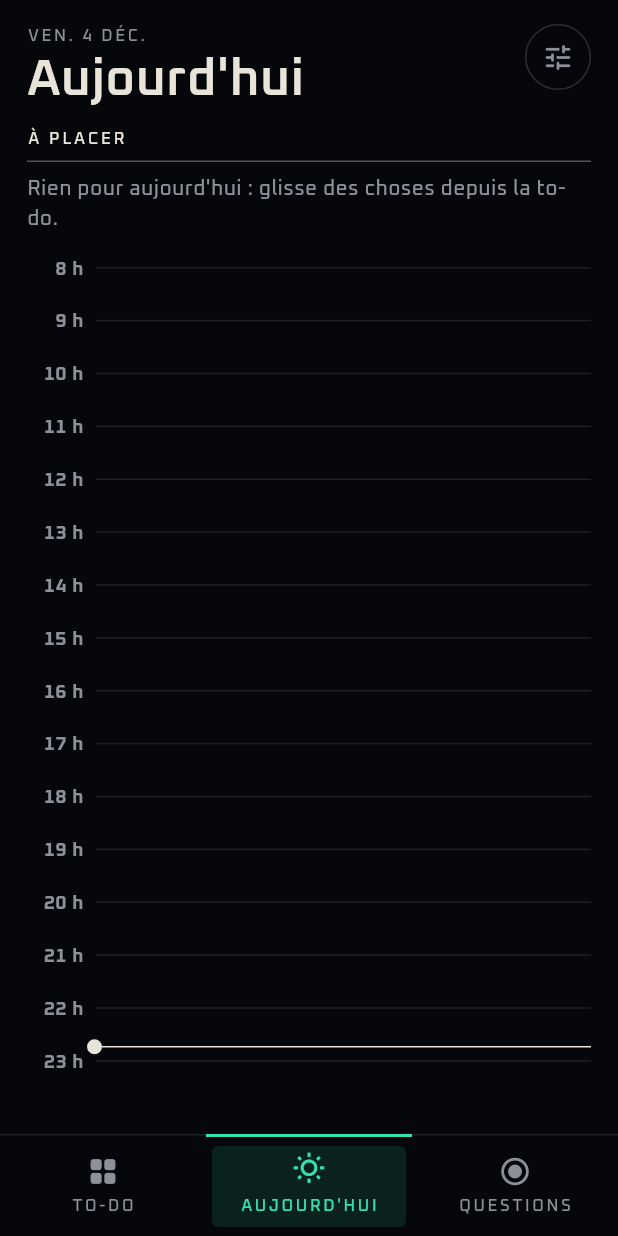
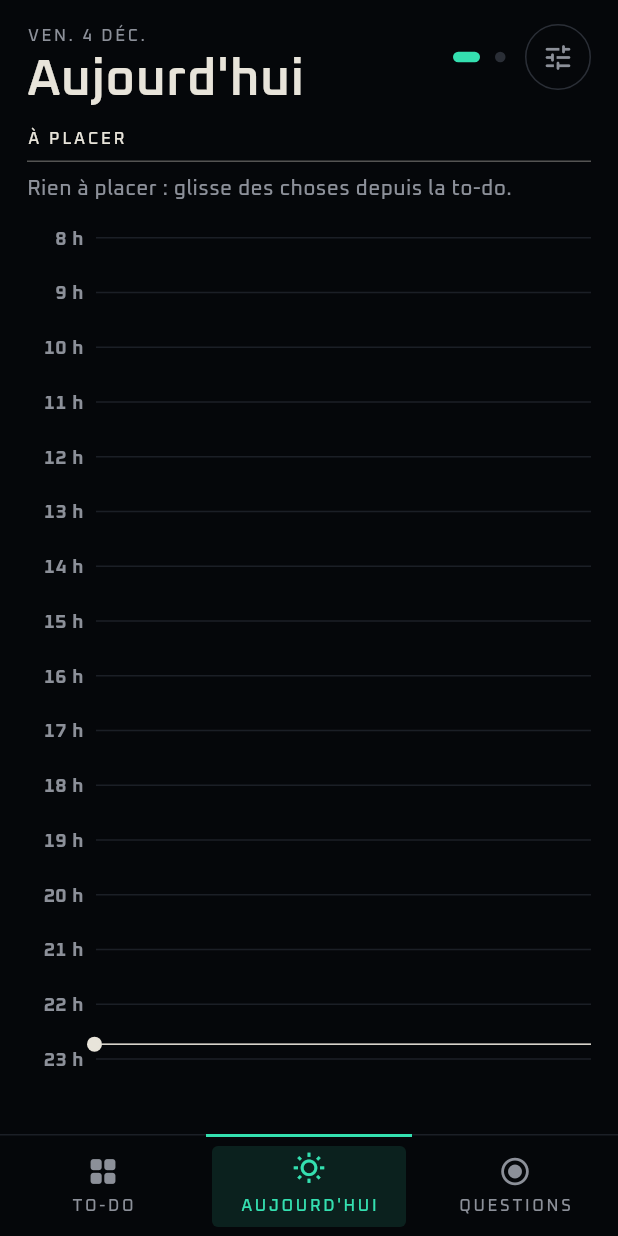
Before and after one commit to dulionpaul-ai/ouinon, a Flutter app: the screen it shows after launch, on a phone screen of 412 x 824 dp. Run offline on Flutter 3.47's test engine with Material 3 defaults, Android fonts, the phone set to English and light mode, and no system bars; our stand-ins replace fl_chart, flutter_local_notifications, shared_preferences, speech_to_text, sqflite, timezone; accounts and stored records are empty.

Commit message:
Aujourd'hui : glisser vers demain pour l'organiser ; « Caser pour moi » retiré (1.0.0+34)
Co-Authored-By: Claude Opus 5.5 <noreply@anthropic.com>
Claude-Session: https://claude.ai/code/session_01JgPcsm1XKxjimSmv3GHsnS

```diff
--- a/lib/screens/accueil_screen.dart
+++ b/lib/screens/accueil_screen.dart
@@ -154,7 +154,11 @@ class _AccueilScreenState extends State<AccueilScreen>
     final jour = jourDe(widget.maintenant());
     final liste = await base.liste();
     final taches = await base.tachesDu(jour);
-    final placees = {for (final t in taches) t.listeId};
+    // Placée aujourd'hui ou déjà demain : elle n'attend plus.
+    final placees = {
+      for (final t in taches) t.listeId,
+      ...(await base.placees(jour)).keys,
+    };
     final n =
         taches.where((t) => t.etat == null).length +
         liste
--- a/lib/screens/journee_screen.dart
+++ b/lib/screens/journee_screen.dart
@@ -20,10 +20,12 @@ import 'reglages_screen.dart';
 /// Onglet 2, Aujourd'hui (maquette validée par Paul le 28/10/2026), en
 /// vert d'eau : en haut, ce qui est arrivé de la to-do et reste « à
 /// placer » ; en dessous, le planning de la journée, en entier dans
-/// l'écran (jamais de défilement).
+/// l'écran (jamais de défilement). On glisse vers la gauche pour passer
+/// à demain et l'organiser déjà (Paul, 28/10/2026) ; « À placer » est
+/// le même bac pour les deux jours.
 ///
-/// - Toucher une chose à placer la case au premier moment libre ; on peut
-///   aussi la glisser sur une heure. « Caser pour moi » case tout.
+/// - Toucher une chose à placer la case au premier moment libre de ce
+///   jour-là ; on peut aussi la glisser sur une heure.
 /// - Le rond à gauche d'un bloc : un toucher « fait » (coche vert d'eau),
 ///   un autre « pas fait » (croix orange), un autre « sans réponse » ;
 ///   toucher le reste du bloc ouvre sa fiche.
@@ -50,7 +52,65 @@ class JourneeScreen extends StatefulWidget {
 }
 
 class _JourneeScreenState extends State<JourneeScreen> {
+  final _pages = PageController();
+  int _page = 0;
+
+  @override
+  void dispose() {
+    _pages.dispose();
+    super.dispose();
+  }
+
+  @override
+  Widget build(BuildContext context) => PageView(
+    controller: _pages,
+    onPageChanged: (p) => setState(() => _page = p),
+    children: [
+      for (final decalage in [0, 1])
+        _PageJour(
+          key: ValueKey('jour-$decalage'),
+          base: widget.base,
+          maintenant: widget.maintenant,
+          decalage: decalage,
+          page: _page,
+          onPage: (p) => _pages.animateToPage(
+            p,
+            duration: const Duration(milliseconds: 350),
+            curve: Curves.easeOutCubic,
+          ),
+        ),
+    ],
+  );
+}
+
+/// Une page : aujourd'hui ([decalage] 0) ou demain (1).
+class _PageJour extends StatefulWidget {
+  final Base base;
+  final DateTime Function() maintenant;
+  final int decalage;
+
+  /// La page montrée, et comment en changer (les deux points du haut).
+  final int page;
+  final ValueChanged<int> onPage;
+
+  const _PageJour({
+    super.key,
+    required this.base,
+    required this.maintenant,
+    required this.decalage,
+    required this.page,
+    required this.onPage,
+  });
+
+  @override
+  State<_PageJour> createState() => _PageJourState();
+}
+
+class _PageJourState extends State<_PageJour> {
   List<AFaire> _liste = const [];
+
+  /// Les choses de la to-do déjà placées, aujourd'hui ou demain.
+  Set<int> _placees = const {};
   List<Tache> _taches = const [];
   List<Creneau> _creneaux = const [];
   ({int debut, int fin}) _journee = (
@@ -58,7 +118,8 @@ class _JourneeScreenState extends State<JourneeScreen> {
     fin: Preferences.finJourneeParDefaut,
   );
 
-  DateTime get _jour => jourDe(widget.maintenant());
+  DateTime get _aujourdhui => jourDe(widget.maintenant());
+  DateTime get _jour => ajouteJours(_aujourdhui, widget.decalage);
 
   @override
   void initState() {
@@ -75,22 +136,29 @@ class _JourneeScreenState extends State<JourneeScreen> {
 
   Future<void> _recharge() async {
     final liste = await widget.base.liste();
+    final placees = await widget.base.placees(_aujourdhui);
     final taches = await widget.base.tachesDu(_jour);
     final creneaux = await widget.base.creneauxDu(_jour);
     final journee = await Preferences.journee();
     if (!mounted) return;
     setState(() {
       _liste = liste;
+      _placees = placees.keys.toSet();
       _taches = taches;
       _creneaux = creneaux;
       _journee = journee;
     });
   }
 
-  /// Arrivé de la to-do, pas encore à une heure.
+  /// Arrivé de la to-do (pour aujourd'hui ou plus tard), pas encore à
+  /// une heure, ni aujourd'hui ni demain : le même bac sur les deux pages.
   List<AFaire> get _aPlacer => [
     for (final a in ordreDePlacement(_liste, _jour, avecJamais: true))
-      if (a.choisiePour == _jour && !_taches.any((t) => t.listeId == a.id)) a,
+      if (a.choisiePour != null &&
+          !a.choisiePour!.isBefore(_aujourdhui) &&
+          !_placees.contains(a.id) &&
+          !_taches.any((t) => t.listeId == a.id))
+        a,
   ];
 
   Tache _tache(AFaire a, int debut) => Tache(
@@ -131,55 +199,14 @@ class _JourneeScreenState extends State<JourneeScreen> {
       );
       debut = p.placees.isNotEmpty
           ? p.placees.first.debut
+          : widget.decalage > 0
+          ? _journee.debut
           : (((now.hour * 60 + now.minute) + 14) ~/ 15 * 15).clamp(
               0,
               24 * 60 - 15,
             );
     }
     await _pose(a, debut);
-  }
-
-  /// « Caser pour moi » : les heures imposées d'abord, puis le reste au
-  /// premier moment libre ; dit ce qui ne rentre pas.
-  Future<void> _caseTout() async {
-    final aPlacer = _aPlacer;
-    final posees = <Tache>[];
-    for (final a in aPlacer) {
-      if (a.heure != null) {
-        posees.add(await widget.base.enregistreTache(_tache(a, a.heure!)));
-      }
-    }
-    final taches = await widget.base.tachesDu(_jour);
-    final p = remplitJournee(
-      jour: _jour,
-      prevues: taches,
-      aPlacer: [
-        for (final a in aPlacer)
-          if (a.heure == null) a,
-      ],
-      debutJournee: _journee.debut,
-      finJournee: _journee.fin,
-      maintenant: widget.maintenant(),
-      creneaux: _creneaux,
-      avecJamais: true,
-    );
-    for (final t in p.placees) {
-      posees.add(await widget.base.enregistreTache(t));
-    }
-    if (!mounted) return;
-    annonce(
-      context,
-      p.horsJournee.isEmpty
-          ? 'Journée casée'
-          : 'Ne rentre pas : ${p.horsJournee.map((a) => a.texte).join(', ')}',
-      annuler: posees.isEmpty
-          ? null
-          : () async {
-              for (final t in posees) {
-                await widget.base.supprimeTache(t.id!);
-              }
-            },
-    );
   }
 
   /// Le rond d'un bloc, à chaque toucher : fait, puis pas fait, puis
@@ -286,8 +313,9 @@ class _JourneeScreenState extends State<JourneeScreen> {
                     ? dateCourte(_jour)
                     : '${dateCourte(_jour)} · $nbReste à faire · '
                           '${dureeFr(resteMin)}',
-                titre: 'Aujourd\'hui',
+                titre: widget.decalage == 0 ? 'Aujourd\'hui' : 'Demain',
                 actions: [
+                  _Points(page: widget.page, onPage: widget.onPage),
                   BoutonRond(
                     icone: Icons.tune_rounded,
                     aide: 'Réglages et stats',
@@ -328,8 +356,8 @@ class _JourneeScreenState extends State<JourneeScreen> {
                         child: aPlacer.isEmpty
                             ? Text(
                                 _taches.isEmpty
-                                    ? 'Rien pour aujourd\'hui : glisse des '
-                                          'choses depuis la to-do.'
+                                    ? 'Rien à placer : glisse des choses '
+                                          'depuis la to-do.'
                                     : 'Tout est casé.',
                                 style: TextStyle(color: t.doux, fontSize: 14),
                               )
@@ -345,7 +373,6 @@ class _JourneeScreenState extends State<JourneeScreen> {
                                         onTap: () => _case(a),
                                       ),
                                     ),
-                                  _BoutonCaser(onTap: _caseTout),
                                 ],
                               ),
                       ),
@@ -369,7 +396,9 @@ class _JourneeScreenState extends State<JourneeScreen> {
                           heureDebut: heureDebut,
                           heureFin: heureFin,
                           heure: h,
-                          maintenant: now.hour * 60 + now.minute,
+                          maintenant: widget.decalage == 0
+                              ? now.hour * 60 + now.minute
+                              : null,
                           onPoseAFaire: _pose,
                           onDeplace: (tache, debut) => widget.base
                               .enregistreTache(tache.copie(debut: debut)),
@@ -444,43 +473,46 @@ class _Puce extends StatelessWidget {
   }
 }
 
-class _BoutonCaser extends StatelessWidget {
-  final VoidCallback onTap;
+/// Deux points en haut : aujourd'hui, demain. Le point plein est la page
+/// montrée ; toucher l'autre y va (on peut aussi glisser).
+class _Points extends StatelessWidget {
+  final int page;
+  final ValueChanged<int> onPage;
 
-  const _BoutonCaser({required this.onTap});
+  const _Points({required this.page, required this.onPage});
 
   @override
   Widget build(BuildContext context) {
     final t = Teintes.de(context);
-    return Semantics(
-      button: true,
-      child: GestureDetector(
-        key: const ValueKey('caser-pour-moi'),
-        onTap: onTap,
-        child: Container(
-          height: 40,
-          padding: const EdgeInsets.symmetric(horizontal: 12),
-          decoration: BoxDecoration(
-            color: t.accent.withValues(alpha: 0.14),
-            border: Border.all(color: t.accent),
-            borderRadius: BorderRadius.circular(20),
-          ),
-          child: Row(
-            mainAxisSize: MainAxisSize.min,
-            children: [
-              Icon(Icons.auto_awesome_rounded, size: 16, color: t.accent),
-              const SizedBox(width: 6),
-              Text(
-                'Caser pour moi',
-                style: TextStyle(
-                  color: t.accent,
-                  fontSize: 14,
-                  fontWeight: FontWeight.w600,
+    return SizedBox(
+      height: 44,
+      child: Row(
+        mainAxisSize: MainAxisSize.min,
+        children: [
+          for (final (i, nom) in const ['Aujourd\'hui', 'Demain'].indexed)
+            Semantics(
+              button: true,
+              selected: i == page,
+              label: nom,
+              child: GestureDetector(
+                key: ValueKey('point-$i'),
+                behavior: HitTestBehavior.opaque,
+                onTap: () => onPage(i),
+                child: Padding(
+                  padding: const EdgeInsets.all(5),
+                  child: AnimatedContainer(
+                    duration: const Duration(milliseconds: 250),
+                    width: i == page ? 18 : 7,
+                    height: 7,
+                    decoration: BoxDecoration(
+                      color: i == page ? t.accent : t.barre,
+                      borderRadius: BorderRadius.circular(4),
+                    ),
+                  ),
                 ),
               ),
-            ],
-          ),
-        ),
+            ),
+        ],
       ),
     );
   }
--- a/lib/screens/reglages_screen.dart
+++ b/lib/screens/reglages_screen.dart
@@ -267,7 +267,7 @@ class _ReglagesScreenState extends State<ReglagesScreen>
               cle: const ValueKey('journee'),
               titre: 'Ta journée',
               valeur: '${heureFr(_journee.debut)} – ${heureFr(_journee.fin)}',
-              sousTitre: '« Caser pour moi » place entre ces heures.',
+              sousTitre: 'Une chose touchée dans Aujourd\'hui se case entre ces heures.',
               onTap: _choisitJournee,
             ),
             _Ligne(
--- a/lib/utils/version.dart
+++ b/lib/utils/version.dart
@@ -1,7 +1,7 @@
 /// Version de l'appli, la même que `version:` dans `pubspec.yaml` (un test
 /// le vérifie). Le nombre après le « + » est le numéro de l'APK de test,
 /// affiché en bas des Réglages pour savoir lequel est installé.
-const versionAppli = '1.0.0+33';
+const versionAppli = '1.0.0+34';
 
 /// « Ouinon 1.0.0 · APK n° 10 ».
 String versionLisible() {
--- a/pubspec.yaml
+++ b/pubspec.yaml
@@ -4,7 +4,7 @@ publish_to: 'none'
 
 # Version et numéro de compilation (x.y.z+n) : monter n avant chaque envoi
 # sur un store (il doit toujours augmenter).
-version: 1.0.0+33
+version: 1.0.0+34
 
 environment:
   sdk: ^3.13.5
```
Also changed, not shown: 5 other files.
